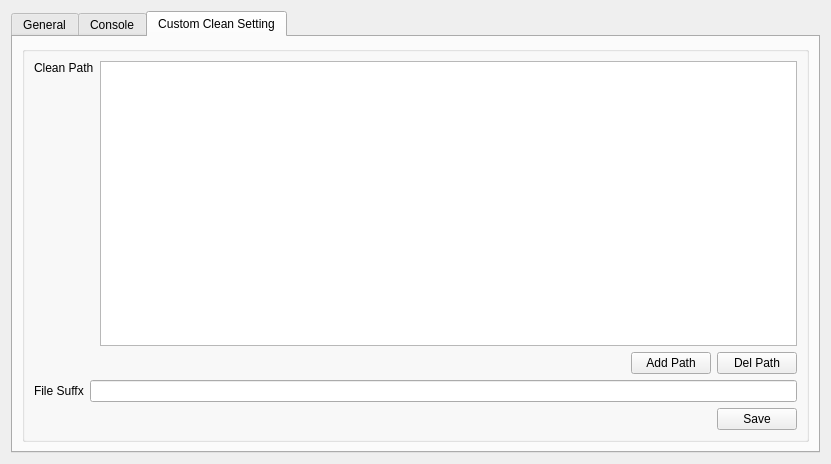
Qt form src/OpenArk/ui/settings.ui (BlackINT3/OpenArk) before a commit.
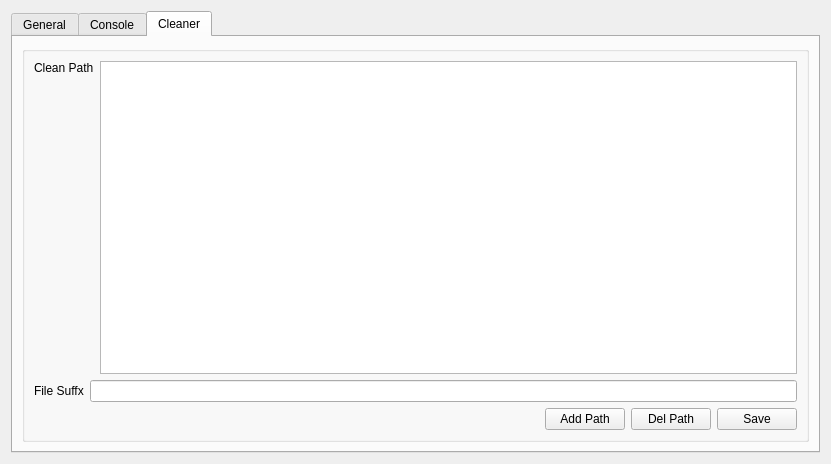
The same form after that commit.

```diff
--- a/src/OpenArk/ui/settings.ui
+++ b/src/OpenArk/ui/settings.ui
@@ -62,7 +62,7 @@
      </widget>
      <widget class="QWidget" name="tabCleanConfig">
       <attribute name="title">
-       <string>Custom Clean Setting</string>
+       <string>Cleaner</string>
       </attribute>
       <layout class="QVBoxLayout" name="verticalLayout_3">
        <item>
@@ -105,35 +105,7 @@
              </layout>
             </item>
             <item>
-             <layout class="QHBoxLayout" name="horizontalLayout">
-              <item>
-               <spacer name="horizontalSpacer_2">
-                <property name="orientation">
-                 <enum>Qt::Horizontal</enum>
-                </property>
-                <property name="sizeHint" stdset="0">
-                 <size>
-                  <width>40</width>
-                  <height>20</height>
-                 </size>
-                </property>
-               </spacer>
-              </item>
-              <item>
-               <widget class="QPushButton" name="add_path_btn">
-                <property name="text">
-                 <string>Add Path</string>
-                </property>
-               </widget>
-              </item>
-              <item>
-               <widget class="QPushButton" name="del_path_btn">
-                <property name="text">
-                 <string>Del Path</string>
-                </property>
-               </widget>
-              </item>
-             </layout>
+             <layout class="QHBoxLayout" name="horizontalLayout"/>
             </item>
             <item>
              <layout class="QHBoxLayout" name="horizontalLayout_2">
@@ -164,6 +136,20 @@
                 </property>
                </spacer>
               </item>
+              <item>
+               <widget class="QPushButton" name="add_path_btn">
+                <property name="text">
+                 <string>Add Path</string>
+                </property>
+               </widget>
+              </item>
+              <item>
+               <widget class="QPushButton" name="del_path_btn">
+                <property name="text">
+                 <string>Del Path</string>
+                </property>
+               </widget>
+              </item>
               <item>
                <widget class="QPushButton" name="save_btn">
                 <property name="text">
```
